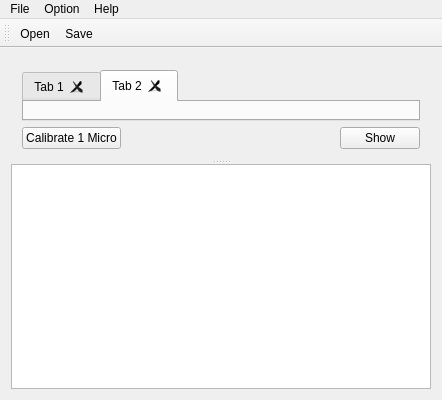
Qt form mainwindow.ui (dare5421/MasterMeasure) before a commit.
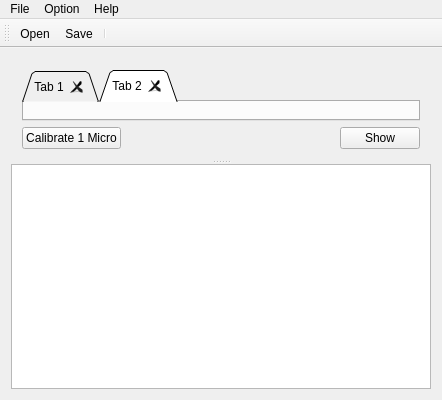
The same form after that commit. Icons and pictures are not drawn.

```diff
--- a/mainwindow.ui
+++ b/mainwindow.ui
@@ -37,7 +37,7 @@
         <item>
          <widget class="QTabWidget" name="tabWidget">
           <property name="tabShape">
-           <enum>QTabWidget::Rounded</enum>
+           <enum>QTabWidget::Triangular</enum>
           </property>
           <property name="currentIndex">
            <number>1</number>
@@ -153,10 +153,11 @@
     <enum>TopToolBarArea</enum>
    </attribute>
    <attribute name="toolBarBreak">
-    <bool>true</bool>
+    <bool>false</bool>
    </attribute>
    <addaction name="actionOpen"/>
    <addaction name="actionSave"/>
+   <addaction name="separator"/>
   </widget>
   <action name="actionOpen">
    <property name="icon">
```
